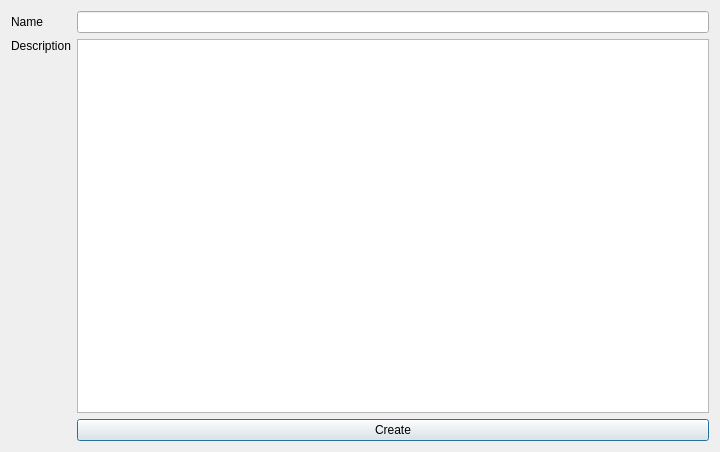
This is src/jukeboxcore/gui/widgets/guerilla/assetcreator.ui in JukeboxPipeline/jukebox-core as Qt 5 draws it before an edit. The edited form follows.
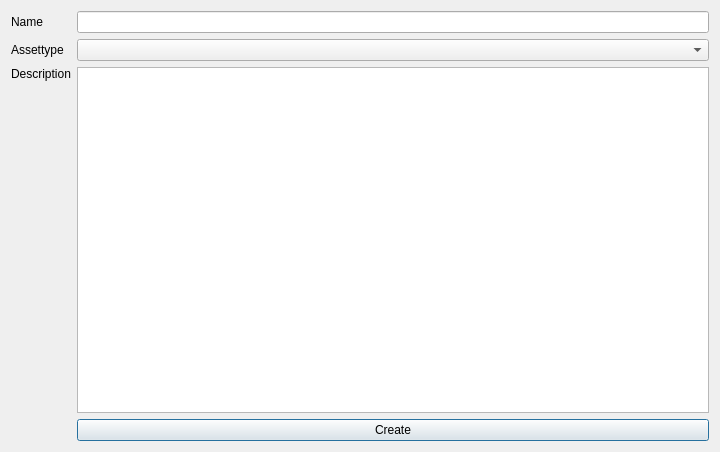
This is the edited form.

```diff
--- a/src/jukeboxcore/gui/widgets/guerilla/assetcreator.ui
+++ b/src/jukeboxcore/gui/widgets/guerilla/assetcreator.ui
@@ -14,6 +14,16 @@
    <string>Create Asset</string>
   </property>
   <layout class="QGridLayout" name="gridLayout">
+   <item row="2" column="0">
+    <widget class="QLabel" name="desc_lb">
+     <property name="text">
+      <string>Description</string>
+     </property>
+     <property name="alignment">
+      <set>Qt::AlignLeading|Qt::AlignLeft|Qt::AlignTop</set>
+     </property>
+    </widget>
+   </item>
    <item row="0" column="0">
     <widget class="QLabel" name="name_lb">
      <property name="text">
@@ -24,26 +34,26 @@
    <item row="0" column="1">
     <widget class="QLineEdit" name="name_le"/>
    </item>
-   <item row="1" column="0">
-    <widget class="QLabel" name="desc_lb">
-     <property name="text">
-      <string>Description</string>
-     </property>
-     <property name="alignment">
-      <set>Qt::AlignLeading|Qt::AlignLeft|Qt::AlignTop</set>
-     </property>
-    </widget>
-   </item>
-   <item row="1" column="1">
-    <widget class="QPlainTextEdit" name="desc_pte"/>
-   </item>
-   <item row="2" column="1">
+   <item row="3" column="1">
     <widget class="QPushButton" name="create_pb">
      <property name="text">
       <string>Create</string>
      </property>
     </widget>
    </item>
+   <item row="2" column="1">
+    <widget class="QPlainTextEdit" name="desc_pte"/>
+   </item>
+   <item row="1" column="0">
+    <widget class="QLabel" name="atype_lb">
+     <property name="text">
+      <string>Assettype</string>
+     </property>
+    </widget>
+   </item>
+   <item row="1" column="1">
+    <widget class="QComboBox" name="atype_cb"/>
+   </item>
   </layout>
  </widget>
  <resources/>
```
